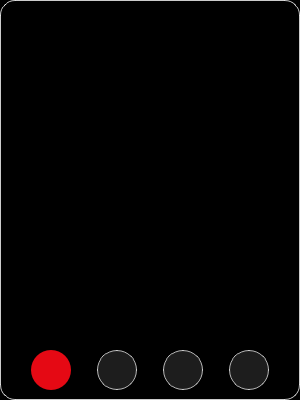
Old version of the form ui/movie_item.ui in the repository DongQuan213/python-app.
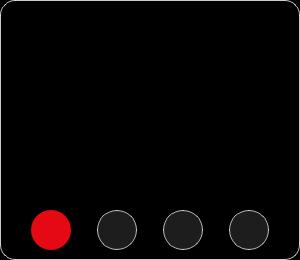
New version of the form. Icons and pictures are not drawn.

What changed in the file:
```diff
--- a/ui/movie_item.ui
+++ b/ui/movie_item.ui
@@ -7,19 +7,19 @@
     <x>0</x>
     <y>0</y>
     <width>300</width>
-    <height>400</height>
+    <height>260</height>
    </rect>
   </property>
   <property name="minimumSize">
    <size>
     <width>300</width>
-    <height>400</height>
+    <height>260</height>
    </size>
   </property>
   <property name="maximumSize">
    <size>
     <width>300</width>
-    <height>400</height>
+    <height>260</height>
    </size>
   </property>
   <property name="styleSheet">
@@ -56,12 +56,12 @@
      <property name="minimumSize">
       <size>
        <width>300</width>
-       <height>300</height>
+       <height>170</height>
       </size>
      </property>
      <property name="styleSheet">
-      <string notr="true">border-top-left-radius: 15px;
-border-top-right-radius: 15px;</string>
+      <string notr="true">border-top-left-radius: 12px;
+border-top-right-radius: 12px;</string>
      </property>
      <property name="text">
       <string/>
@@ -79,7 +79,7 @@
      <property name="styleSheet">
       <string notr="true">color: white;
 font-family: Geist;
-font-size: 16px;
+font-size: 14px;
 font-weight: bold;
 padding: 0 10px;</string>
      </property>
```
